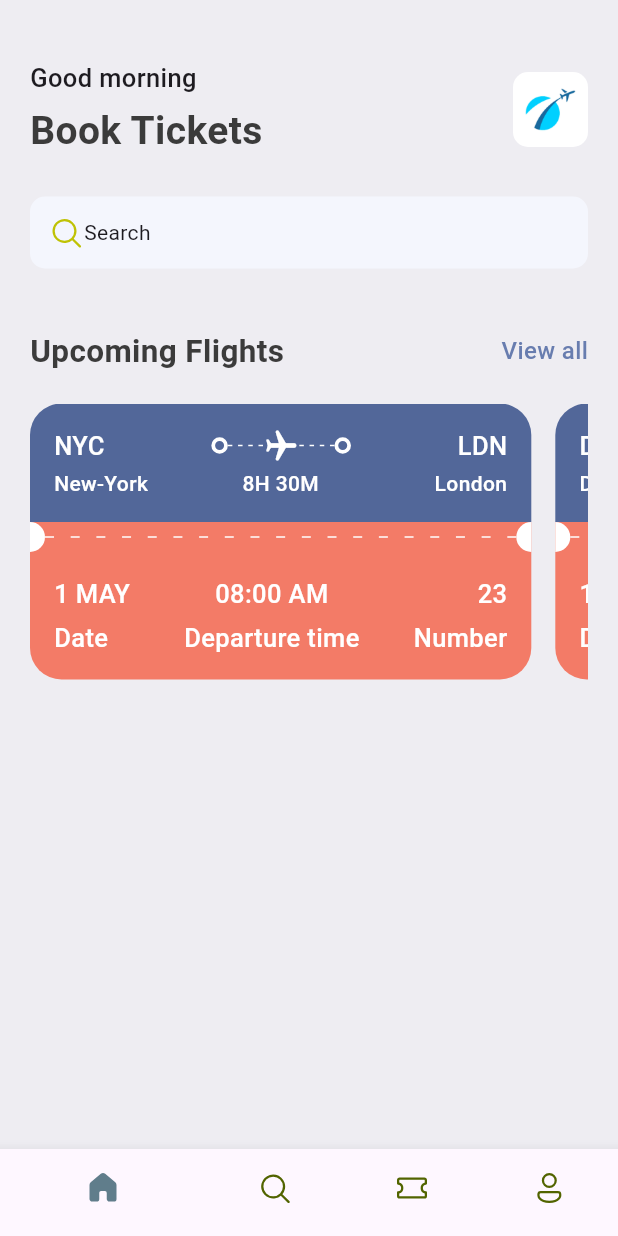
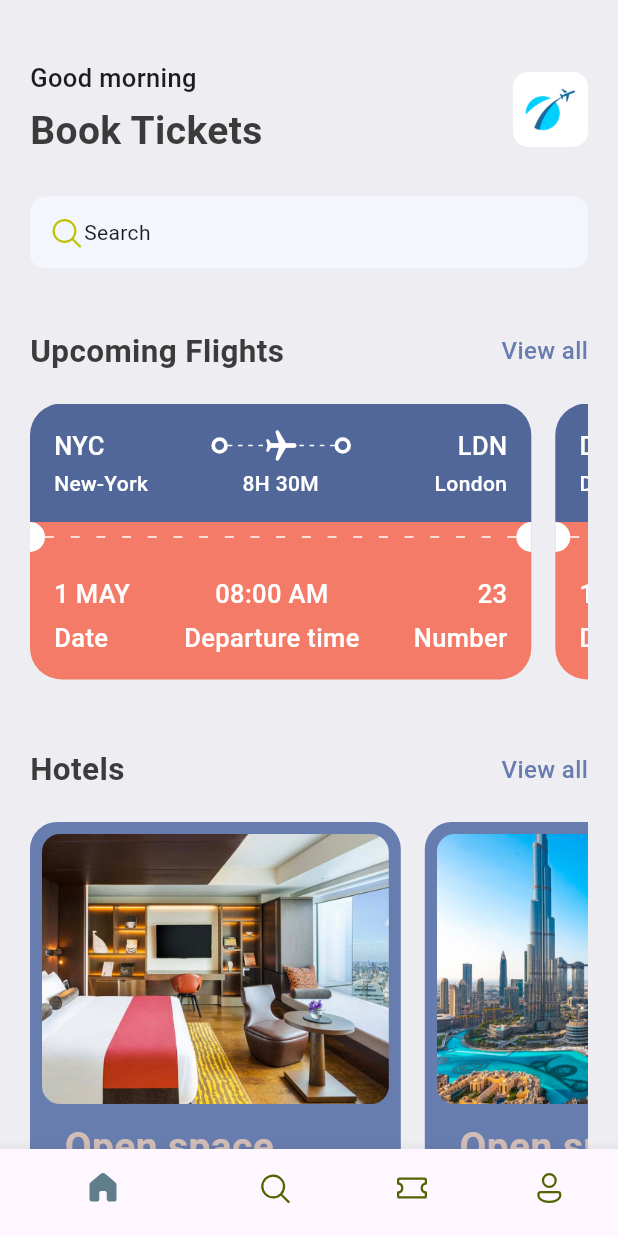
Before and after one commit to Sammyadj/ticket-app, a Flutter app: the screen it shows after launch, on a phone screen of 412 x 824 dp. Run offline on Flutter 3.47's test engine with Material 3 defaults, Android fonts, the phone set to English and light mode, and no system bars; our stand-ins replace fluentui_icons.

Commit message:
Hotels card and images

```diff
--- a/lib/base/res/media.dart
+++ b/lib/base/res/media.dart
@@ -1,4 +1,5 @@
 class AppMedia {
   static const _baseImage = "assets/images";
   static const logo = '$_baseImage/logo.png';
+  static const hotelRoom = '$_baseImage/hotel_room.png';
 }
--- a/lib/base/res/styles/app_styles.dart
+++ b/lib/base/res/styles/app_styles.dart
@@ -8,6 +8,7 @@ class AppStyles {
   static Color textColor = const Color(0xFF3b3b3b);
   static Color ticketBlue = const Color(0xFF526799);
   static Color ticketOrange = const Color(0xFFF37B67);
+  static Color kakiColor = const Color(0xFFd2bdb6);
   static TextStyle textStyle = TextStyle(
     fontSize: 16,
     fontWeight: FontWeight.w500,
--- a/lib/base/utils/all_json.dart
+++ b/lib/base/utils/all_json.dart
@@ -41,6 +41,27 @@ List<Map<String, dynamic>> ticketList = [
   },
 ];
 
+List<Map<String, dynamic>> hotelList = [
+  {
+    'image': 'hotel_room.png',
+    'place': 'Open Space',
+    'destination': 'London',
+    'price': 25,
+  },
+  {
+    'image': 'city_view.png',
+    'place': 'Global Will',
+    'destination': 'London',
+    'price': 40,
+  },
+  {
+    'image': 'pool_view.png',
+    'place': 'Best pool in the city',
+    'destination': 'Dubai',
+    'price': 68,
+  },
+];
+
 class AppRoutes {
   static const homePage = "/";
 
--- a/lib/base/widgets/app_double_text.dart
+++ b/lib/base/widgets/app_double_text.dart
@@ -1,6 +1,4 @@
 import 'package:flutter/material.dart';
-import 'package:ticket_app/screens/all_tickets.dart';
-
 import '../res/styles/app_styles.dart';
 
 class AppDoubleText extends StatelessWidget {
@@ -8,9 +6,11 @@ class AppDoubleText extends StatelessWidget {
     super.key,
     required this.bigText,
     required this.smallText,
+    required this.func,
   });
   final String bigText;
   final String smallText;
+  final VoidCallback func;
 
   @override
   Widget build(BuildContext context) {
@@ -19,14 +19,7 @@ class AppDoubleText extends StatelessWidget {
       children: [
         Text(bigText, style: AppStyles.headLineStyle2),
         InkWell(
-          onTap: () {
-            Navigator.push<void>(
-              context,
-              MaterialPageRoute<void>(
-                builder: (BuildContext context) => const AllTickets(),
-              ),
-            );
-          },
+          onTap: func,
           child: Text(
             smallText,
             style: AppStyles.textStyle.copyWith(color: AppStyles.primaryColor),
--- a/lib/main.dart
+++ b/lib/main.dart
@@ -1,5 +1,6 @@
 import 'package:flutter/material.dart';
 import 'package:ticket_app/base/bottom_nav_bar.dart';
+import 'package:ticket_app/screens/all_tickets.dart';
 
 void main() {
   runApp(const MyApp());
@@ -10,6 +11,12 @@ class MyApp extends StatelessWidget {
 
   @override
   Widget build(BuildContext context) {
-    return MaterialApp(debugShowCheckedModeBanner: false, home: BottomNavBar());
+    return MaterialApp(
+      debugShowCheckedModeBanner: false,
+      routes: {
+        "/": (context) => const BottomNavBar(),
+        "/all_tickets": (context) => const AllTickets(),
+      },
+    );
   }
 }
--- a/lib/screens/home_screen.dart
+++ b/lib/screens/home_screen.dart
@@ -1,9 +1,9 @@
 import 'package:fluentui_icons/fluentui_icons.dart';
-import 'package:flutter/cupertino.dart';
 import 'package:flutter/material.dart';
 import 'package:ticket_app/base/res/media.dart';
 import 'package:ticket_app/base/widgets/app_double_text.dart';
 import 'package:ticket_app/base/widgets/ticket_view.dart';
+import 'package:ticket_app/screens/widgets/hotel.dart';
 
 import '../base/res/styles/app_styles.dart';
 import '../base/utils/all_json.dart';
@@ -22,6 +22,7 @@ class HomeScreen extends StatelessWidget {
           Container(
             padding: const EdgeInsets.symmetric(horizontal: 20),
             child: Column(
+              crossAxisAlignment: CrossAxisAlignment.start,
               children: [
                 Row(
                   mainAxisAlignment: MainAxisAlignment.spaceBetween,
@@ -67,9 +68,10 @@ class HomeScreen extends StatelessWidget {
                   ),
                 ),
                 const SizedBox(height: 40),
-                const AppDoubleText(
+                AppDoubleText(
                   bigText: 'Upcoming Flights',
                   smallText: 'View all',
+                  func: () => Navigator.pushNamed(context, "/all_tickets"),
                 ),
                 const SizedBox(height: 20),
                 SingleChildScrollView(
@@ -85,6 +87,25 @@ class HomeScreen extends StatelessWidget {
                             .toList(),
                   ),
                 ),
+                const SizedBox(height: 40),
+                AppDoubleText(
+                  bigText: 'Hotels',
+                  smallText: 'View all',
+                  func: () {
+                    print("hotels view");
+                  },
+                ),
+                const SizedBox(height: 20),
+                SingleChildScrollView(
+                  scrollDirection: Axis.horizontal,
+                  child: Row(
+                    children:
+                        hotelList
+                            .take(2)
+                            .map((singleHotel) => Hotel(hotel: singleHotel))
+                            .toList(),
+                  ),
+                ),
               ],
             ),
           ),
--- /dev/null
+++ b/lib/screens/widgets/hotel.dart
@@ -0,0 +1,66 @@
+import 'package:flutter/material.dart';
+import 'package:ticket_app/base/res/styles/app_styles.dart';
+
+class Hotel extends StatelessWidget {
+  final Map<String, dynamic> hotel;
+  const Hotel({super.key, required this.hotel});
+
+  @override
+  Widget build(BuildContext context) {
+    final size = MediaQuery.of(context).size;
+    return Container(
+      padding: const EdgeInsets.all(8.0),
+      width: size.width * 0.6,
+      height: 350,
+      margin: const EdgeInsets.only(right: 16),
+      decoration: BoxDecoration(
+        color: AppStyles.primaryColor,
+        borderRadius: BorderRadius.circular(18),
+      ),
+      child: Column(
+        crossAxisAlignment: CrossAxisAlignment.start,
+        children: [
+          Container(
+            height: 180,
+            decoration: BoxDecoration(
+              color: AppStyles.primaryColor,
+              borderRadius: BorderRadius.circular(12),
+              image: DecorationImage(
+                fit: BoxFit.cover,
+                image: AssetImage("assets/images/${hotel['image']}"),
+              ),
+            ),
+          ),
+          const SizedBox(height: 10),
+          Padding(
+            padding: const EdgeInsets.only(left: 15),
+            child: Text(
+              "Open space",
+              style: AppStyles.headLineStyle1.copyWith(
+                color: AppStyles.kakiColor,
+              ),
+            ),
+          ),
+          const SizedBox(height: 5),
+          Padding(
+            padding: const EdgeInsets.only(left: 15),
+            child: Text(
+              "London",
+              style: AppStyles.headLineStyle3.copyWith(color: Colors.white),
+            ),
+          ),
+          const SizedBox(height: 10),
+          Padding(
+            padding: const EdgeInsets.only(left: 15),
+            child: Text(
+              "\$25/night",
+              style: AppStyles.headLineStyle1.copyWith(
+                color: AppStyles.kakiColor,
+              ),
+            ),
+          ),
+        ],
+      ),
+    );
+  }
+}
```
